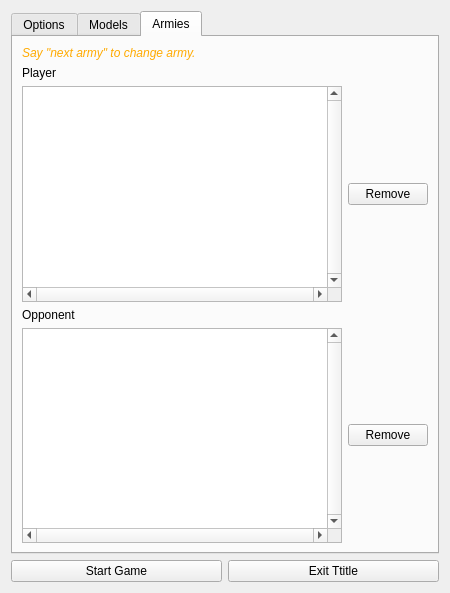
The window that titles/Warmachine/ui/title_widget.ui (madesjardins/AiWarmachine) describes before a commit, drawn with Qt 5.
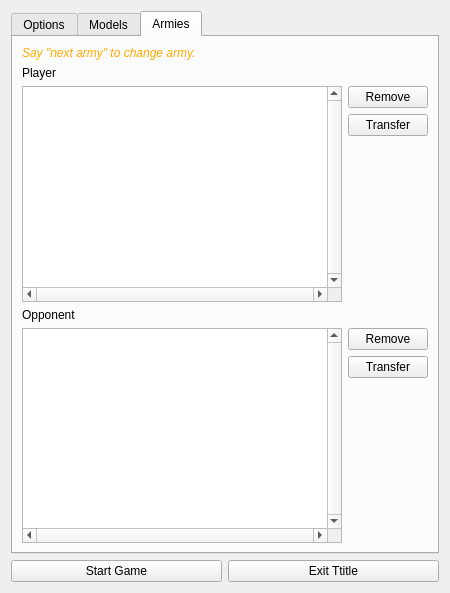
The same window after the commit. The open tabs and pages were chosen to show the change.

Commit message:
Transfer Army Model Entries
Transfer Army Model Entries from the army tab.

What changed in the file:
```diff
--- a/titles/Warmachine/ui/title_widget.ui
+++ b/titles/Warmachine/ui/title_widget.ui
@@ -360,6 +360,29 @@
            </property>
           </widget>
          </item>
+         <item>
+          <widget class="QPushButton" name="push_armies_player_transfer">
+           <property name="focusPolicy">
+            <enum>Qt::NoFocus</enum>
+           </property>
+           <property name="text">
+            <string>Transfer</string>
+           </property>
+          </widget>
+         </item>
+         <item>
+          <spacer name="vspacer_armies_player">
+           <property name="orientation">
+            <enum>Qt::Vertical</enum>
+           </property>
+           <property name="sizeHint" stdset="0">
+            <size>
+             <width>20</width>
+             <height>40</height>
+            </size>
+           </property>
+          </spacer>
+         </item>
         </layout>
        </item>
        <item row="4" column="0">
@@ -402,6 +425,29 @@
            </property>
           </widget>
          </item>
+         <item>
+          <widget class="QPushButton" name="push_armies_opponent_transfer">
+           <property name="focusPolicy">
+            <enum>Qt::NoFocus</enum>
+           </property>
+           <property name="text">
+            <string>Transfer</string>
+           </property>
+          </widget>
+         </item>
+         <item>
+          <spacer name="vspace_armies_opponent">
+           <property name="orientation">
+            <enum>Qt::Vertical</enum>
+           </property>
+           <property name="sizeHint" stdset="0">
+            <size>
+             <width>20</width>
+             <height>40</height>
+            </size>
+           </property>
+          </spacer>
+         </item>
         </layout>
        </item>
        <item row="1" column="0">
```
Left out of the diff: 10 changed lines with no effect on the pictures. The commit also changes 2 other files.
